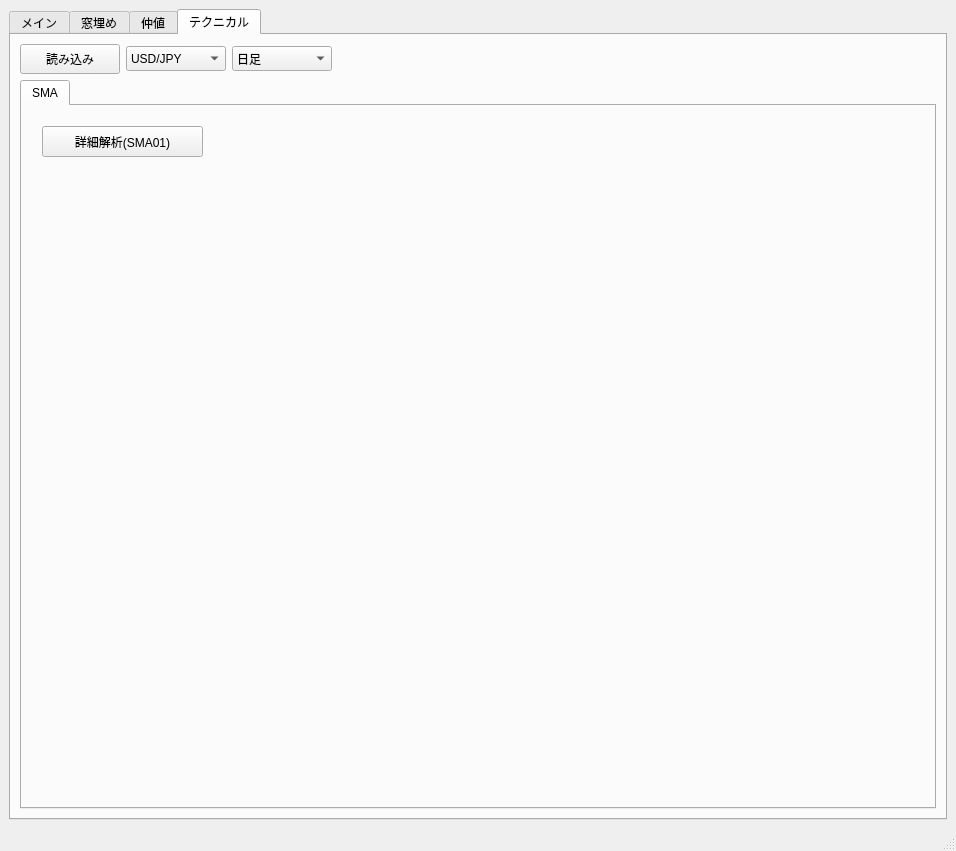
takkin-takilog/namake-trader, file trade_monitor/trade_monitor/gui_monitor.ui: the form before one commit.
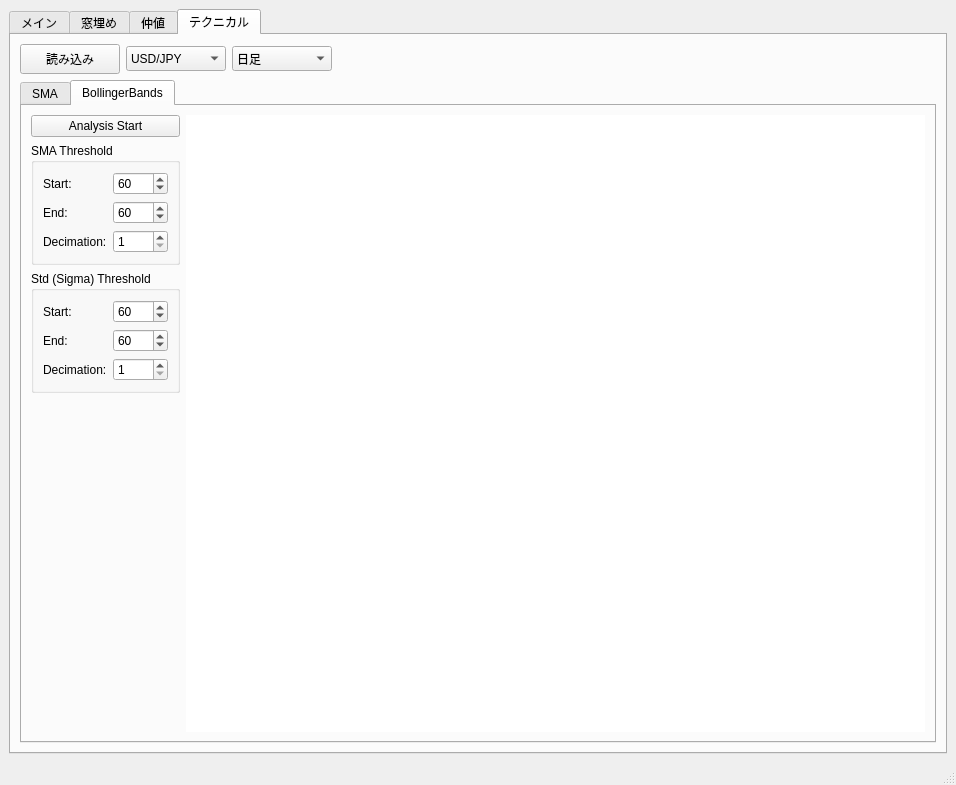
The form after the commit.

```diff
--- a/trade_monitor/trade_monitor/gui_monitor.ui
+++ b/trade_monitor/trade_monitor/gui_monitor.ui
@@ -7,7 +7,7 @@
     <x>0</x>
     <y>0</y>
     <width>956</width>
-    <height>851</height>
+    <height>785</height>
    </rect>
   </property>
   <property name="windowTitle">
@@ -586,7 +586,7 @@
              </sizepolicy>
             </property>
             <property name="currentIndex">
-             <number>0</number>
+             <number>1</number>
             </property>
             <widget class="QWidget" name="sma">
              <attribute name="title">
@@ -624,6 +624,275 @@
               </property>
              </widget>
             </widget>
+            <widget class="QWidget" name="bb">
+             <attribute name="title">
+              <string>BollingerBands</string>
+             </attribute>
+             <layout class="QHBoxLayout" name="horizontalLayout">
+              <item>
+               <layout class="QVBoxLayout" name="verticalLayout_5">
+                <item>
+                 <widget class="QPushButton" name="pushButton_TechBb01_analy_start">
+                  <property name="sizePolicy">
+                   <sizepolicy hsizetype="Preferred" vsizetype="Preferred">
+                    <horstretch>0</horstretch>
+                    <verstretch>0</verstretch>
+                   </sizepolicy>
+                  </property>
+                  <property name="text">
+                   <string>Analysis Start</string>
+                  </property>
+                 </widget>
+                </item>
+                <item>
+                 <widget class="QGroupBox" name="groupBox_6">
+                  <property name="sizePolicy">
+                   <sizepolicy hsizetype="Preferred" vsizetype="Maximum">
+                    <horstretch>0</horstretch>
+                    <verstretch>0</verstretch>
+                   </sizepolicy>
+                  </property>
+                  <property name="title">
+                   <string>SMA Threshold</string>
+                  </property>
+                  <layout class="QGridLayout" name="gridLayout_3">
+                   <item row="0" column="0">
+                    <widget class="QLabel" name="label_12">
+                     <property name="sizePolicy">
+                      <sizepolicy hsizetype="Maximum" vsizetype="Preferred">
+                       <horstretch>0</horstretch>
+                       <verstretch>0</verstretch>
+                      </sizepolicy>
+                     </property>
+                     <property name="text">
+                      <string>Start:</string>
+                     </property>
+                    </widget>
+                   </item>
+                   <item row="0" column="1">
+                    <widget class="QSpinBox" name="spinBox_TechBb01_SmaThStr">
+                     <property name="sizePolicy">
+                      <sizepolicy hsizetype="Preferred" vsizetype="Preferred">
+                       <horstretch>0</horstretch>
+                       <verstretch>0</verstretch>
+                      </sizepolicy>
+                     </property>
+                     <property name="minimum">
+                      <number>1</number>
+                     </property>
+                     <property name="maximum">
+                      <number>999</number>
+                     </property>
+                     <property name="value">
+                      <number>60</number>
+                     </property>
+                    </widget>
+                   </item>
+                   <item row="1" column="0">
+                    <widget class="QLabel" name="label_13">
+                     <property name="sizePolicy">
+                      <sizepolicy hsizetype="Maximum" vsizetype="Preferred">
+                       <horstretch>0</horstretch>
+                       <verstretch>0</verstretch>
+                      </sizepolicy>
+                     </property>
+                     <property name="text">
+                      <string>End:</string>
+                     </property>
+                    </widget>
+                   </item>
+                   <item row="1" column="1">
+                    <widget class="QSpinBox" name="spinBox_TechBb01_SmaThEnd">
+                     <property name="sizePolicy">
+                      <sizepolicy hsizetype="Preferred" vsizetype="Preferred">
+                       <horstretch>0</horstretch>
+                       <verstretch>0</verstretch>
+                      </sizepolicy>
+                     </property>
+                     <property name="minimum">
+                      <number>1</number>
+                     </property>
+                     <property name="maximum">
+                      <number>999</number>
+                     </property>
+                     <property name="value">
+                      <number>60</number>
+                     </property>
+                    </widget>
+                   </item>
+                   <item row="2" column="0">
+                    <widget class="QLabel" name="label_14">
+                     <property name="sizePolicy">
+                      <sizepolicy hsizetype="Maximum" vsizetype="Preferred">
+                       <horstretch>0</horstretch>
+                       <verstretch>0</verstretch>
+                      </sizepolicy>
+                     </property>
+                     <property name="text">
+                      <string>Decimation:</string>
+                     </property>
+                    </widget>
+                   </item>
+                   <item row="2" column="1">
+                    <widget class="QSpinBox" name="spinBox_TechBb01_SmaThDeci">
+                     <property name="sizePolicy">
+                      <sizepolicy hsizetype="Preferred" vsizetype="Preferred">
+                       <horstretch>0</horstretch>
+                       <verstretch>0</verstretch>
+                      </sizepolicy>
+                     </property>
+                     <property name="minimum">
+                      <number>1</number>
+                     </property>
+                     <property name="maximum">
+                      <number>999</number>
+                     </property>
+                    </widget>
+                   </item>
+                  </layout>
+                 </widget>
+                </item>
+                <item>
+                 <widget class="QGroupBox" name="groupBox_7">
+                  <property name="sizePolicy">
+                   <sizepolicy hsizetype="Preferred" vsizetype="Maximum">
+                    <horstretch>0</horstretch>
+                    <verstretch>0</verstretch>
+                   </sizepolicy>
+                  </property>
+                  <property name="title">
+                   <string>Std (Sigma) Threshold</string>
+                  </property>
+                  <layout class="QGridLayout" name="gridLayout_4">
+                   <item row="1" column="0">
+                    <widget class="QLabel" name="label_16">
+                     <property name="sizePolicy">
+                      <sizepolicy hsizetype="Maximum" vsizetype="Preferred">
+                       <horstretch>0</horstretch>
+                       <verstretch>0</verstretch>
+                      </sizepolicy>
+                     </property>
+                     <property name="text">
+                      <string>End:</string>
+                     </property>
+                    </widget>
+                   </item>
+                   <item row="2" column="0">
+                    <widget class="QLabel" name="label_17">
+                     <property name="sizePolicy">
+                      <sizepolicy hsizetype="Maximum" vsizetype="Preferred">
+                       <horstretch>0</horstretch>
+                       <verstretch>0</verstretch>
+                      </sizepolicy>
+                     </property>
+                     <property name="text">
+                      <string>Decimation:</string>
+                     </property>
+                    </widget>
+                   </item>
+                   <item row="2" column="1">
+                    <widget class="QSpinBox" name="spinBox_TechBb01_StdThDeci">
+                     <property name="sizePolicy">
+                      <sizepolicy hsizetype="Preferred" vsizetype="Preferred">
+                       <horstretch>0</horstretch>
+                       <verstretch>0</verstretch>
+                      </sizepolicy>
+                     </property>
+                     <property name="minimum">
+                      <number>1</number>
+                     </property>
+                     <property name="maximum">
+                      <number>999</number>
+                     </property>
+                    </widget>
+                   </item>
+                   <item row="0" column="1">
+                    <widget class="QSpinBox" name="spinBox_TechBb01_StdThStr">
+                     <property name="sizePolicy">
+                      <sizepolicy hsizetype="Preferred" vsizetype="Preferred">
+                       <horstretch>0</horstretch>
+                       <verstretch>0</verstretch>
+                      </sizepolicy>
+                     </property>
+                     <property name="minimum">
+                      <number>1</number>
+                     </property>
+                     <property name="maximum">
+                      <number>999</number>
+                     </property>
+                     <property name="value">
+                      <number>60</number>
+                     </property>
+                    </widget>
+                   </item>
+                   <item row="0" column="0">
+                    <widget class="QLabel" name="label_15">
+                     <property name="sizePolicy">
+                      <sizepolicy hsizetype="Maximum" vsizetype="Preferred">
+                       <horstretch>0</horstretch>
+                       <verstretch>0</verstretch>
+                      </sizepolicy>
+                     </property>
+                     <property name="text">
+                      <string>Start:</string>
+                     </property>
+                    </widget>
+                   </item>
+                   <item row="1" column="1">
+                    <widget class="QSpinBox" name="spinBox_TechBb01_StdThEnd">
+                     <property name="sizePolicy">
+                      <sizepolicy hsizetype="Preferred" vsizetype="Preferred">
+                       <horstretch>0</horstretch>
+                       <verstretch>0</verstretch>
+                      </sizepolicy>
+                     </property>
+                     <property name="minimum">
+                      <number>1</number>
+                     </property>
+                     <property name="maximum">
+                      <number>999</number>
+                     </property>
+                     <property name="value">
+                      <number>60</number>
+                     </property>
+                    </widget>
+                   </item>
+                  </layout>
+                 </widget>
+                </item>
+                <item>
+                 <spacer name="verticalSpacer">
+                  <property name="orientation">
+                   <enum>Qt::Vertical</enum>
+                  </property>
+                  <property name="sizeType">
+                   <enum>QSizePolicy::Expanding</enum>
+                  </property>
+                  <property name="sizeHint" stdset="0">
+                   <size>
+                    <width>20</width>
+                    <height>40</height>
+                   </size>
+                  </property>
+                 </spacer>
+                </item>
+               </layout>
+              </item>
+              <item>
+               <widget class="QWidget" name="widget_TreeView_ttm_2" native="true">
+                <property name="sizePolicy">
+                 <sizepolicy hsizetype="Expanding" vsizetype="Expanding">
+                  <horstretch>0</horstretch>
+                  <verstretch>0</verstretch>
+                 </sizepolicy>
+                </property>
+                <property name="styleSheet">
+                 <string notr="true">background-color: rgb(255, 255, 255);</string>
+                </property>
+               </widget>
+              </item>
+             </layout>
+            </widget>
            </widget>
           </item>
          </layout>
```
Left out of the diff: 3 changed lines with no effect on the pictures.
